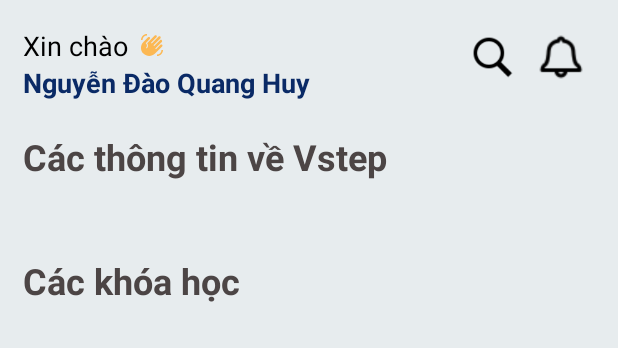
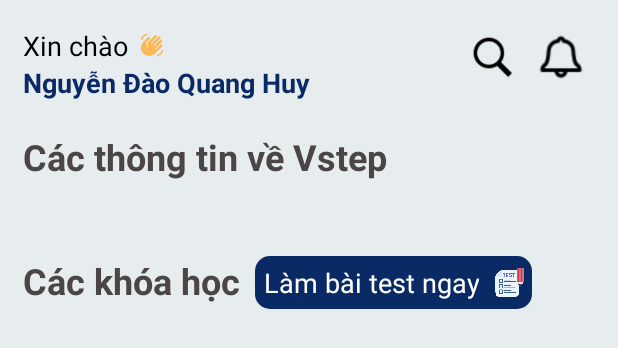
Before and after one commit to VanHauTran2001/AppLearningEnglish, an Android app: the layout fragment_home.xml on its own in the app's theme, with its tools: preview values and no code run, on a phone screen of 412 x 824 dp. Shown: the top 348 px of the screen. Run offline under Robolectric (Android 15) with nearby library versions, the phone set to English and light mode, and no system bars.

Commit message:
update test screen

```diff
--- /dev/null
+++ b/app/src/main/res/drawable/custom_btn_test.xml
@@ -0,0 +1,5 @@
+<?xml version="1.0" encoding="utf-8"?>
+<shape xmlns:android="http://schemas.android.com/apk/res/android">
+    <solid android:color="@color/login_text"/>
+    <corners android:radius="10dp"/>
+</shape>
--- a/app/src/main/res/layout/fragment_home.xml
+++ b/app/src/main/res/layout/fragment_home.xml
@@ -83,6 +83,10 @@
             android:layout_height="wrap_content"
             android:orientation="vertical"
             android:layout_marginTop="30dp">
+            <LinearLayout
+                android:layout_width="match_parent"
+                android:layout_height="wrap_content"
+                android:orientation="horizontal">
                 <TextView
                     android:layout_width="wrap_content"
                     android:layout_height="wrap_content"
@@ -90,6 +94,30 @@
                     android:textStyle="bold"
                     android:textSize="24dp"
                     android:textColor="#4C4545"/>
+                <LinearLayout
+                    android:layout_width="wrap_content"
+                    android:layout_height="wrap_content"
+                    android:background="@drawable/custom_btn_test"
+                    android:layout_marginLeft="10dp"
+                    android:id="@+id/layoutLamBaiTest"
+                    android:orientation="horizontal">
+                    <TextView
+                        android:layout_width="wrap_content"
+                        android:layout_height="wrap_content"
+                        android:padding="5dp"
+                        android:text="Làm bài test ngay"
+                        android:textColor="@color/white"
+                        android:layout_gravity="center"
+                        android:gravity="center"
+                        android:textSize="18dp"/>
+                    <ImageView
+                        android:layout_width="30dp"
+                        android:layout_height="30dp"
+                        android:padding="5dp"
+                        android:layout_gravity="center"
+                        android:src="@drawable/test"/>
+                </LinearLayout>
+            </LinearLayout>
             <androidx.recyclerview.widget.RecyclerView
                 android:id="@+id/rcvCacKhoaHoc"
                 android:layout_width="match_parent"
```
Also changed, not shown: app/src/main/AndroidManifest.xml (+8 -3 lines), app/src/main/java/com/example/appstudyenglish/ui/fragment/home/HomeFragment.java (+11 -3 lines), app/src/main/java/com/example/appstudyenglish/ui/test/TestActivity.java (added, +18 -0 lines), app/src/main/res/layout/activity_test.xml (added, +55 -0 lines), app/src/main/res/drawable/imgtest.png (added), app/src/main/res/drawable/test.png (added). Lines whose indentation alone changed are shown as unchanged.
